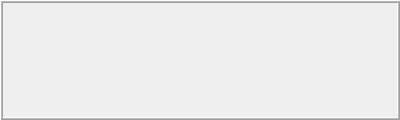
Qt form forms/imageStackWidget.ui (isis-group/vast) before a commit.
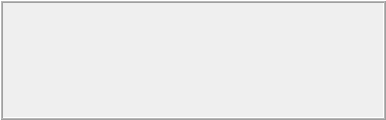
The same form after that commit. Icons and pictures are not drawn.

```diff
--- a/forms/imageStackWidget.ui
+++ b/forms/imageStackWidget.ui
@@ -6,7 +6,7 @@
    <rect>
     <x>0</x>
     <y>0</y>
-    <width>400</width>
+    <width>386</width>
     <height>120</height>
    </rect>
   </property>
@@ -35,14 +35,14 @@
    <item>
     <widget class="QFrame" name="frame">
      <property name="sizePolicy">
-      <sizepolicy hsizetype="Minimum" vsizetype="Minimum">
+      <sizepolicy hsizetype="Minimum" vsizetype="Preferred">
        <horstretch>0</horstretch>
        <verstretch>0</verstretch>
       </sizepolicy>
      </property>
      <property name="minimumSize">
       <size>
-       <width>400</width>
+       <width>0</width>
        <height>0</height>
       </size>
      </property>
```
